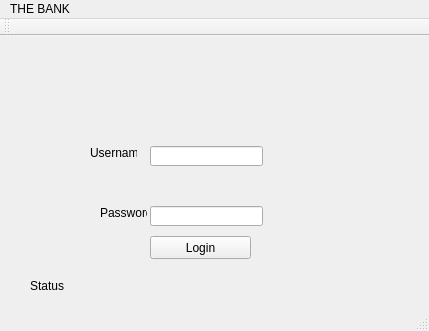
Qt form SQLite_DB/mainwindow.ui (drasoulm/CS3307) before a commit.
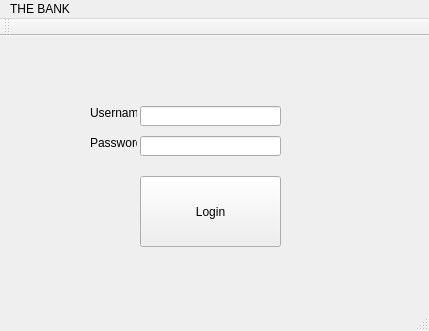
The same form after that commit.

Patch:
```diff
--- a/SQLite_DB/mainwindow.ui
+++ b/SQLite_DB/mainwindow.ui
@@ -17,23 +17,23 @@
    <widget class="QLabel" name="label">
     <property name="geometry">
      <rect>
-      <x>30</x>
-      <y>240</y>
+      <x>20</x>
+      <y>170</y>
       <width>351</width>
       <height>20</height>
      </rect>
     </property>
     <property name="text">
-     <string>Status</string>
+     <string/>
     </property>
    </widget>
    <widget class="QPushButton" name="pushButton">
     <property name="geometry">
      <rect>
-      <x>150</x>
-      <y>200</y>
-      <width>101</width>
-      <height>23</height>
+      <x>140</x>
+      <y>140</y>
+      <width>141</width>
+      <height>71</height>
      </rect>
     </property>
     <property name="text">
@@ -43,9 +43,9 @@
    <widget class="QLineEdit" name="lineEdit">
     <property name="geometry">
      <rect>
-      <x>150</x>
-      <y>110</y>
-      <width>113</width>
+      <x>140</x>
+      <y>70</y>
+      <width>141</width>
       <height>20</height>
      </rect>
     </property>
@@ -53,9 +53,9 @@
    <widget class="QLineEdit" name="lineEdit_2">
     <property name="geometry">
      <rect>
-      <x>150</x>
-      <y>170</y>
-      <width>113</width>
+      <x>140</x>
+      <y>100</y>
+      <width>141</width>
       <height>20</height>
      </rect>
     </property>
@@ -64,7 +64,7 @@
     <property name="geometry">
      <rect>
       <x>90</x>
-      <y>110</y>
+      <y>70</y>
       <width>47</width>
       <height>13</height>
      </rect>
@@ -76,8 +76,8 @@
    <widget class="QLabel" name="label_3">
     <property name="geometry">
      <rect>
-      <x>100</x>
-      <y>170</y>
+      <x>90</x>
+      <y>100</y>
       <width>47</width>
       <height>13</height>
      </rect>
```
Left out of the diff: 18 changed lines with no effect on the pictures.
